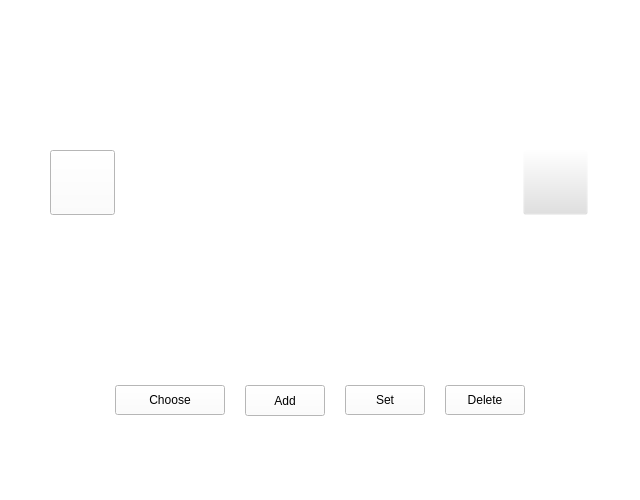
Above: standarttab.ui from YahodaVitalii/WallpaperSwapper before the change. Below: the same form after it.
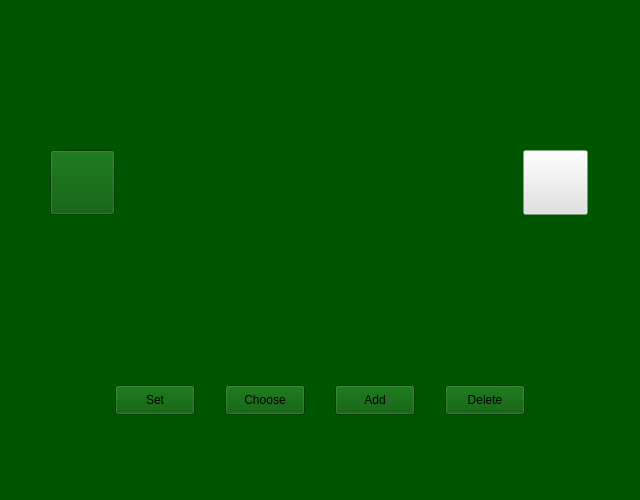
That is the form after the change.

The edit to the form file:
```diff
--- a/standarttab.ui
+++ b/standarttab.ui
@@ -44,9 +44,7 @@
     </sizepolicy>
    </property>
    <property name="styleSheet">
-    <string notr="true">QWidget{
-           background-color: rgb(255, 255, 255);
-           }</string>
+    <string notr="true"/>
    </property>
    <widget class="QWidget" name="StandartTabButtonMenuWidget" native="true">
     <property name="geometry">
@@ -76,7 +74,7 @@
     <widget class="QPushButton" name="StandartTabSetButton">
      <property name="geometry">
       <rect>
-       <x>250</x>
+       <x>20</x>
        <y>15</y>
        <width>80</width>
        <height>30</height>
@@ -89,10 +87,10 @@
     <widget class="QPushButton" name="StandartTabAddButton">
      <property name="geometry">
       <rect>
-       <x>150</x>
+       <x>240</x>
        <y>15</y>
        <width>80</width>
-       <height>31</height>
+       <height>30</height>
       </rect>
      </property>
      <property name="text">
@@ -102,9 +100,9 @@
     <widget class="QPushButton" name="StandartTabChooseButton">
      <property name="geometry">
       <rect>
-       <x>20</x>
+       <x>130</x>
        <y>15</y>
-       <width>110</width>
+       <width>80</width>
        <height>30</height>
       </rect>
      </property>
```
Left out of the diff: 2 changed lines with no effect on the pictures.
